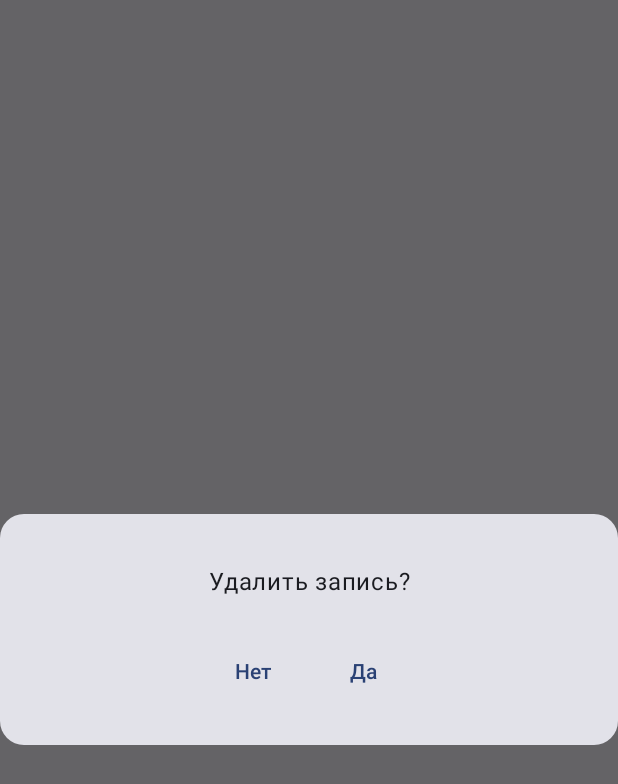
After one commit to tyupik/teating, an Android app built with Jetpack Compose: the composable RemoveItemDialog shown on its own in the app's theme, on a phone screen of 412 x 824 dp. The commit adds this screen. Shown: the top 784 px of the screen. Run offline under Robolectric (Android 15) with nearby library versions, the phone set to English and light mode, and no system bars.

Commit message:
added yandex app metric; fixed item removing

```diff
--- a/app/src/main/AndroidManifest.xml
+++ b/app/src/main/AndroidManifest.xml
@@ -2,14 +2,16 @@
 <manifest xmlns:android="http://schemas.android.com/apk/res/android"
     xmlns:tools="http://schemas.android.com/tools">
 
+    <uses-permission android:name="android.permission.INTERNET" />
+
     <application
+        android:name=".business.TeatingApp"
         android:allowBackup="true"
         android:icon="@mipmap/ic_launcher"
         android:label="@string/app_name"
         android:roundIcon="@mipmap/ic_launcher_round"
         android:supportsRtl="true"
         android:theme="@style/Theme.Teating"
-        android:name=".business.TeatingApp"
         tools:targetApi="31">
         <activity
             android:name=".ui.activity.MainActivity"
--- /dev/null
+++ b/app/src/main/java/com/tyupik/teating/business/AppMetricConst.kt
@@ -0,0 +1,3 @@
+package com.tyupik.teating.business
+
+internal const val API_KEY = ""
--- a/app/src/main/java/com/tyupik/teating/di/AppModule.kt
+++ b/app/src/main/java/com/tyupik/teating/di/AppModule.kt
@@ -3,6 +3,8 @@ package com.tyupik.teating.di
 import android.content.Context
 import android.content.res.Resources
 import androidx.room.Room
+import com.tyupik.teating.business.app_metric.AppMetricInteractor
+import com.tyupik.teating.business.app_metric.IAppMetricInteractor
 import com.tyupik.teating.data.db.EatingRoomDatabase
 import dagger.Module
 import dagger.Provides
@@ -36,4 +38,8 @@ object AppModule {
     @Provides
     fun provideDao(db: EatingRoomDatabase) = db.eatingDao()
 
+    @Singleton
+    @Provides
+    fun provideAppMetrics(): IAppMetricInteractor = AppMetricInteractor()
+
 }
--- a/app/src/main/java/com/tyupik/teating/ui/eating_list/EatingListViewModel.kt
+++ b/app/src/main/java/com/tyupik/teating/ui/eating_list/EatingListViewModel.kt
@@ -3,6 +3,8 @@ package com.tyupik.teating.ui.eating_list
 import androidx.lifecycle.ViewModel
 import androidx.lifecycle.viewModelScope
 import com.tyupik.teating.business.EatingListInteractor
+import com.tyupik.teating.business.app_metric.Events
+import com.tyupik.teating.business.app_metric.IAppMetricInteractor
 import com.tyupik.teating.ui.eating_list.compose.EatingListState
 import com.tyupik.teating.ui.eating_list.compose.EatingListState.DataShowState
 import com.tyupik.teating.ui.eating_list.compose.EatingListState.LoadingState
@@ -17,6 +19,7 @@ import javax.inject.Inject
 @HiltViewModel
 class EatingListViewModel @Inject constructor(
     private val interactor: EatingListInteractor,
+    private val appMetricInteractor: IAppMetricInteractor,
 ) : ViewModel() {
 
     private val _composeState: MutableStateFlow<EatingListState> = MutableStateFlow(LoadingState)
@@ -33,6 +36,7 @@ class EatingListViewModel @Inject constructor(
         viewModelScope.launch {
             interactor.removeItem(id)
             loadData()
+            appMetricInteractor.sendSimpleEvent(Events.REMOVE_ITEM_EVENT)
         }
     }
 
@@ -40,6 +44,7 @@ class EatingListViewModel @Inject constructor(
         viewModelScope.launch {
             interactor.postEating(side)
             loadData()
+            appMetricInteractor.sendSimpleEvent(Events.BREAST_SELECTED_EVENT)
         }
     }
 
--- /dev/null
+++ b/app/src/main/java/com/tyupik/teating/ui/eating_list/compose/RemoveItemDialog.kt
@@ -0,0 +1,70 @@
+package com.tyupik.teating.ui.eating_list.compose
+
+import androidx.compose.foundation.layout.Arrangement
+import androidx.compose.foundation.layout.Column
+import androidx.compose.foundation.layout.Row
+import androidx.compose.foundation.layout.fillMaxSize
+import androidx.compose.foundation.layout.fillMaxWidth
+import androidx.compose.foundation.layout.height
+import androidx.compose.foundation.layout.padding
+import androidx.compose.foundation.shape.RoundedCornerShape
+import androidx.compose.material3.Card
+import androidx.compose.material3.Text
+import androidx.compose.material3.TextButton
+import androidx.compose.runtime.Composable
+import androidx.compose.ui.Alignment
+import androidx.compose.ui.Modifier
+import androidx.compose.ui.res.stringResource
+import androidx.compose.ui.text.style.TextAlign
+import androidx.compose.ui.unit.dp
+import androidx.compose.ui.window.Dialog
+import com.tyupik.teating.R
+
+@Composable
+fun RemoveItemDialog(
+    onYesClick: () -> Unit,
+    onNoClick: () -> Unit,
+) {
+    Dialog(onDismissRequest = { onNoClick() }) {
+        Card(
+            modifier = Modifier
+                .fillMaxWidth()
+                .height(170.dp)
+                .padding(top = 16.dp),
+            shape = RoundedCornerShape(16.dp),
+        ) {
+            Column(
+                modifier = Modifier
+                    .fillMaxSize(),
+                verticalArrangement = Arrangement.Center,
+                horizontalAlignment = Alignment.CenterHorizontally,
+            ) {
+                Text(
+                    text = stringResource(R.string.remove_item_question),
+                    modifier = Modifier.padding(16.dp),
+                    textAlign = TextAlign.Center,
+                )
+                Row(
+                    modifier = Modifier
+                        .fillMaxWidth(),
+                    horizontalArrangement = Arrangement.Center,
+                ) {
+                    TextButton(
+                        onClick = { onNoClick() },
+                        modifier = Modifier.padding(8.dp),
+                    ) {
+                        Text(stringResource(R.string.no))
+                    }
+                    TextButton(
+                        onClick = {
+                            onYesClick()
+                        },
+                        modifier = Modifier.padding(8.dp),
+                    ) {
+                        Text(stringResource(R.string.yes))
+                    }
+                }
+            }
+        }
+    }
+}
--- a/app/src/main/res/values/strings.xml
+++ b/app/src/main/res/values/strings.xml
@@ -2,8 +2,11 @@
     <string name="app_name">Teating</string>
     <string name="add">Добавить</string>
     <string name="remove">Удалить</string>
+    <string name="remove_item_question">Удалить запись?</string>
     <string name="select_breast">Выберите грудь, которой будете сейчас кормить</string>
     <string name="left">Левая</string>
     <string name="right">Правая</string>
     <string name="click_plus">Нажмите «+», чтобы выбрать грудь для кормления</string>
+    <string name="yes">Да</string>
+    <string name="no">Нет</string>
 </resources>
```
Also changed, not shown: app/build.gradle.kts (+5 -2 lines), app/src/main/java/com/tyupik/teating/business/TeatingApp.kt (+28 -1 lines), app/src/main/java/com/tyupik/teating/business/app_metric/AppMetricInteractor.kt (added, +18 -0 lines), app/src/main/java/com/tyupik/teating/business/app_metric/Events.kt (added, +7 -0 lines), app/src/main/java/com/tyupik/teating/business/app_metric/IAppMetricInteractor.kt (added, +7 -0 lines), app/src/main/java/com/tyupik/teating/ui/eating_list/compose/EatingListItems.kt (+21 -1 lines), 1 other file.
